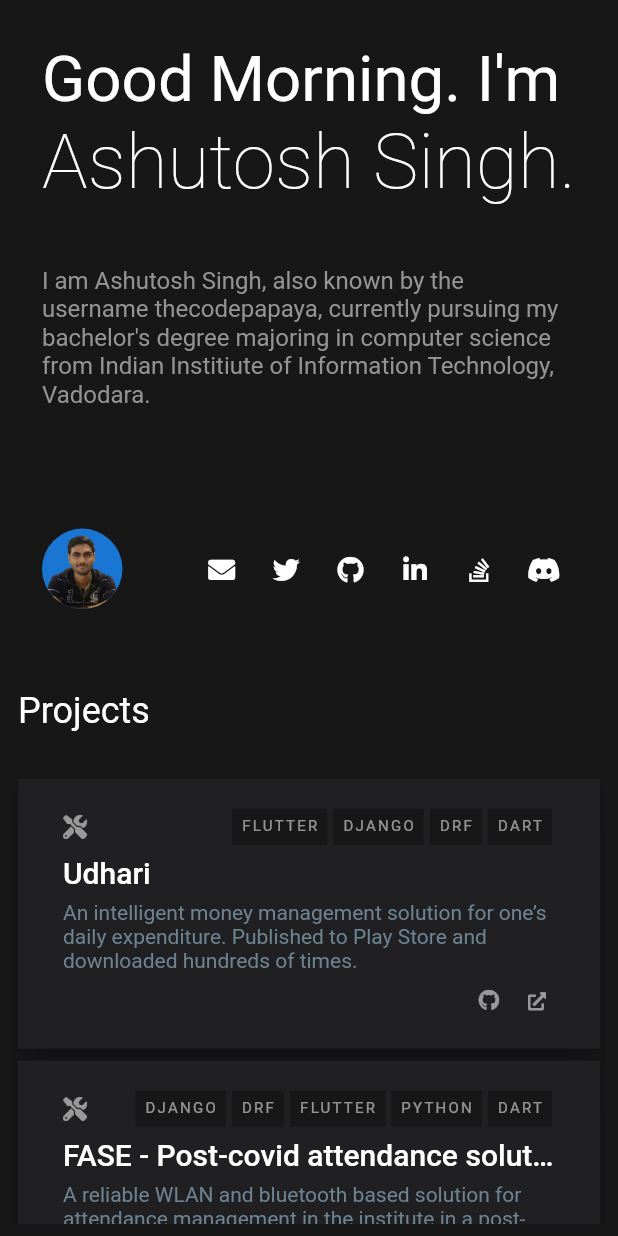
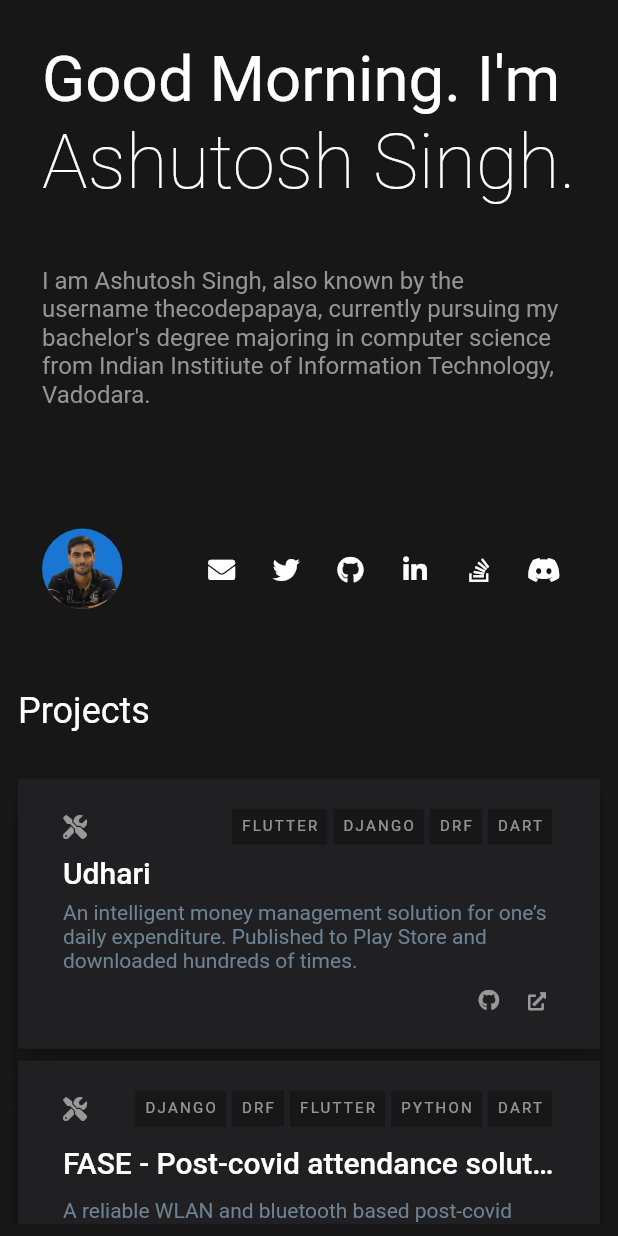
Before and after one commit to thecodepapaya/portfolio, a Flutter app: the screen it shows after launch, on a phone screen of 412 x 824 dp. Run offline on Flutter 3.47's test engine with Material 2 defaults, Android fonts, the phone set to English and light mode, and no system bars; drawn by our look-alikes of sticky_headers; our stand-ins replace firebase_analytics, firebase_core, font_awesome_flutter, responsive_builder, visibility_detector; accounts and stored records are empty.

Commit message:
Update project details

```diff
--- a/lib/projects/projects.dart
+++ b/lib/projects/projects.dart
@@ -66,7 +66,7 @@ final data = [
   ProjectData(
     title: "FASE - Post-covid attendance solution",
     description:
-        "A reliable WLAN and bluetooth based solution for attendance management in the institute in a post-covid era.",
+        "A reliable WLAN and bluetooth based post-covid attendance management solution for the institute.",
     gitHub: "https://github.com/thecodepapaya/fase-backend",
     link: "",
     technologies: ["Django", "DRF", "Flutter", "Python", "Dart"],
```
